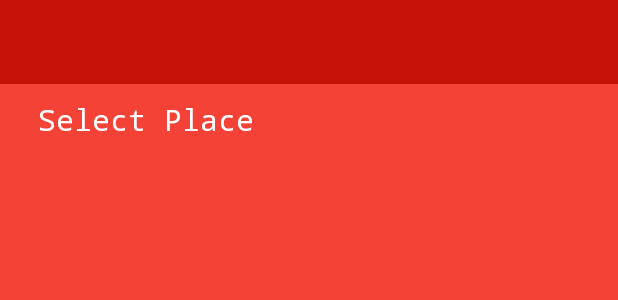
After one commit to 58050360/HereLKB, an Android app: the layout activity_place.xml on its own in the app's theme, with its tools: preview values and no code run, on a phone screen of 412 x 824 dp. The commit adds this screen. Shown: the top 300 px of the screen. Run offline under Robolectric (Android 15) with nearby library versions, the phone set to English and light mode, and no system bars.

Commit message:
update place

```diff
--- a/app/src/main/AndroidManifest.xml
+++ b/app/src/main/AndroidManifest.xml
@@ -17,8 +17,10 @@
         android:label="@string/app_name"
         android:supportsRtl="true"
         android:theme="@style/AppTheme">
-        <activity android:name=".FoodActivity"
-            android:label="  "></activity>
+        <activity android:name=".PlaceActivity"></activity>
+        <activity
+            android:name=".FoodActivity"
+            android:label="  " />
         <activity android:name=".DetailActivity" />
         <activity
             android:name=".LoginActivity"
--- a/app/src/main/java/com/skyzhaneul/herelkb/MainActivity.java
+++ b/app/src/main/java/com/skyzhaneul/herelkb/MainActivity.java
@@ -103,7 +103,7 @@ public class MainActivity extends AppCompatActivity implements MyAdapter.OnItemC
         button_place.setOnClickListener(new View.OnClickListener() {
             @Override
             public void onClick(View v) {
-                Intent intent_place = new Intent(MainActivity.this, MainActivity.class);
+                Intent intent_place = new Intent(MainActivity.this, PlaceActivity.class);
                 intent_place.addFlags(Intent.FLAG_ACTIVITY_CLEAR_TOP);
                 intent_place.putExtra("Email",data);
                 intent_place.addFlags(Intent.FLAG_ACTIVITY_CLEAR_TASK);
@@ -197,6 +197,7 @@ public class MainActivity extends AppCompatActivity implements MyAdapter.OnItemC
                         Toast.makeText(getApplicationContext(), e.getMessage(), Toast.LENGTH_LONG).show();
                     }
                 });
+
                 holder.t1.setText(model.getName());
                 holder.t2.setText(model.getDetail());
                 holder.t3.setText(model.getLocateAddress());
--- a/app/src/main/java/com/skyzhaneul/herelkb/SignUpActivity.java
+++ b/app/src/main/java/com/skyzhaneul/herelkb/SignUpActivity.java
@@ -41,6 +41,7 @@ public class SignUpActivity extends AppCompatActivity implements View.OnClickLis
         findViewById(R.id.gologin_action).setOnClickListener(this);
 
     }
+
 
     @Override
     protected void onStart() {
--- /dev/null
+++ b/app/src/main/res/layout/activity_place.xml
@@ -0,0 +1,44 @@
+<?xml version="1.0" encoding="utf-8"?>
+<RelativeLayout xmlns:android="http://schemas.android.com/apk/res/android"
+    xmlns:app="http://schemas.android.com/apk/res-auto"
+    xmlns:tools="http://schemas.android.com/tools"
+    android:layout_width="match_parent"
+    android:layout_height="match_parent"
+    android:background="@color/back"
+    tools:context=".PlaceActivity">
+
+
+    <android.support.v7.widget.Toolbar
+        android:id="@+id/toolbar"
+        android:layout_width="match_parent"
+        android:layout_height="wrap_content"
+        android:background="@color/toolbar" />
+
+
+    <TextView
+        android:id="@+id/txt_place"
+        android:layout_width="match_parent"
+        android:layout_height="wrap_content"
+        android:layout_below="@id/toolbar"
+        android:layout_alignParentStart="true"
+        android:layout_marginStart="25dp"
+        android:layout_marginTop="10dp"
+        android:text="Select Place"
+        android:textColor="#FFFFFF"
+        android:textSize="20dp"
+        android:textStyle="normal"
+        android:typeface="monospace" />
+
+
+
+
+    <android.support.v7.widget.RecyclerView
+        android:id="@+id/recycleview_place"
+        android:layout_width="match_parent"
+        android:layout_height="match_parent"
+        android:layout_below="@id/txt_place"
+        android:layout_marginTop="10dp"
+        android:visibility="gone"
+        tools:itemCount="5"></android.support.v7.widget.RecyclerView>
+
+</RelativeLayout>
```
Also changed, not shown: app/src/main/java/com/skyzhaneul/herelkb/PlaceActivity.java (added, +254 -0 lines).
